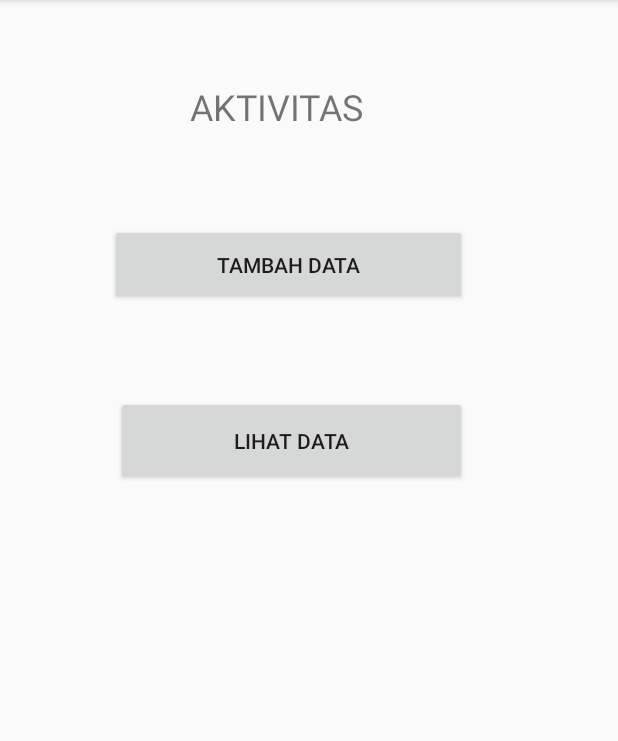
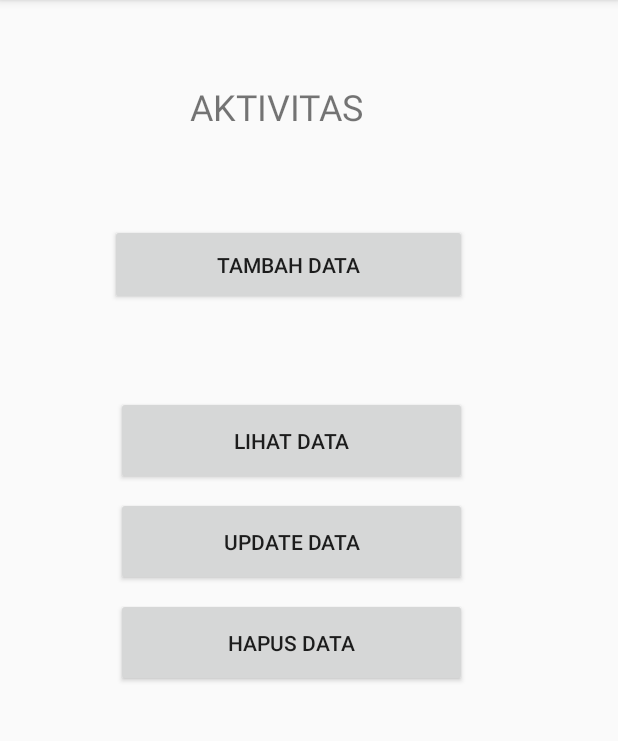
Before and after one commit to nurfajarismail/TestBarang, an Android app: the screen it shows after launch (MainActivity), on a phone screen of 412 x 824 dp, the part 84-825 px from its top. Run offline under Robolectric (Android 15) with nearby library versions, the phone set to English and light mode, and no system bars.

Commit message:
menambah button update dan delete

```diff
--- a/app/src/main/res/layout/activity_main.xml
+++ b/app/src/main/res/layout/activity_main.xml
@@ -60,4 +60,41 @@
         app:layout_constraintVertical_bias="0.0"
         />
 
+    <Button
+        android:id="@+id/btnUpdate"
+        android:layout_width="234dp"
+        android:layout_height="59dp"
+        android:layout_marginStart="8dp"
+        android:layout_marginLeft="8dp"
+        android:layout_marginTop="8dp"
+        android:layout_marginEnd="8dp"
+        android:layout_marginRight="8dp"
+        android:layout_marginBottom="400dp"
+        android:text="@string/btnUpdate"
+        app:layout_constraintBottom_toBottomOf="parent"
+        app:layout_constraintEnd_toEndOf="parent"
+        app:layout_constraintHorizontal_bias="0.428"
+        app:layout_constraintStart_toStartOf="parent"
+        app:layout_constraintTop_toBottomOf="@+id/btnLihat"
+        app:layout_constraintVertical_bias="0.0"
+        />
+    <Button
+        android:id="@+id/btnDelete"
+        android:layout_width="234dp"
+        android:layout_height="59dp"
+        android:layout_marginStart="8dp"
+        android:layout_marginLeft="8dp"
+        android:layout_marginTop="8dp"
+        android:layout_marginEnd="8dp"
+        android:layout_marginRight="8dp"
+        android:layout_marginBottom="400dp"
+        android:text="@string/btnDelete"
+        app:layout_constraintBottom_toBottomOf="parent"
+        app:layout_constraintEnd_toEndOf="parent"
+        app:layout_constraintHorizontal_bias="0.428"
+        app:layout_constraintStart_toStartOf="parent"
+        app:layout_constraintTop_toBottomOf="@+id/btnUpdate"
+        app:layout_constraintVertical_bias="0.0"
+        />
+
 </androidx.constraintlayout.widget.ConstraintLayout>
--- a/app/src/main/res/values/strings.xml
+++ b/app/src/main/res/values/strings.xml
@@ -9,4 +9,6 @@
     <string name="txtJudul2">Penambahan Data</string>
     <string name="txtJudul3">Data Barang</string>
     <string name="txtKosong"></string>
+    <string name="btnUpdate">Update Data</string>
+    <string name="btnDelete">Hapus Data</string>
 </resources>
--- a/build.gradle
+++ b/build.gradle
@@ -8,7 +8,7 @@ buildscript {
 
     }
     dependencies {
-        classpath 'com.android.tools.build:gradle:3.6.3'
+        classpath 'com.android.tools.build:gradle:4.0.0'
         classpath 'com.google.gms:google-services:4.3.3'
         classpath 'com.google.firebase:firebase-plugins:2.0.0'
 
```
Also changed, not shown: gradle/wrapper/gradle-wrapper.properties.
